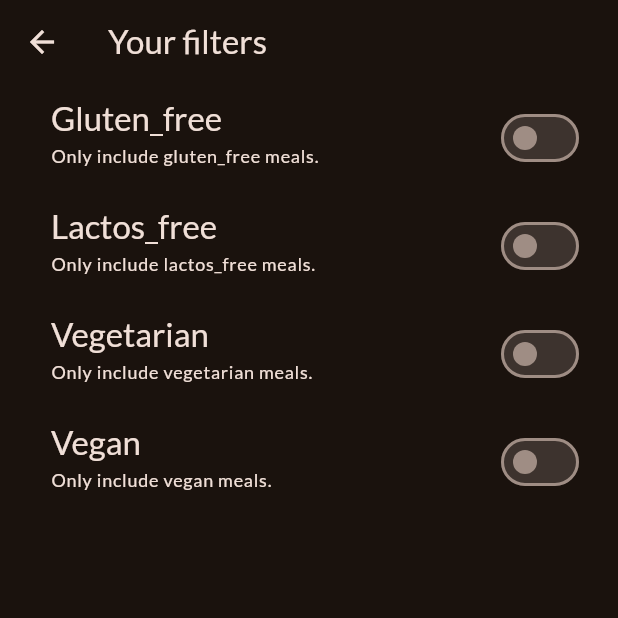
After one commit to Alaa-shibany/meals-recipes-app, a Flutter app: the FiltersScreen screen opened directly, on a phone screen of 412 x 824 dp, the top half of it. The commit adds this screen. Run offline on Flutter 3.47's test engine with Material 2 defaults, Android fonts, the phone set to English and light mode, and no system bars; our stand-ins replace google_fonts, transparent_image.

Commit message:
settings with filters

```diff
--- a/lib/main_drawer.dart
+++ b/lib/main_drawer.dart
@@ -1,7 +1,9 @@
 import 'package:flutter/material.dart';
 
 class MainDrawer extends StatelessWidget {
-  const MainDrawer({super.key});
+  const MainDrawer({super.key, required this.onSelectScren});
+
+  final void Function(String identifire) onSelectScren;
 
   @override
   Widget build(BuildContext context) {
@@ -54,7 +56,9 @@ class MainDrawer extends StatelessWidget {
                     color: Theme.of(context).colorScheme.onBackground,
                   ),
             ),
-            onTap: () {},
+            onTap: () {
+              onSelectScren('meals');
+            },
           ),
           ListTile(
             leading: Icon(
@@ -68,7 +72,9 @@ class MainDrawer extends StatelessWidget {
                     color: Theme.of(context).colorScheme.onBackground,
                   ),
             ),
-            onTap: () {},
+            onTap: () {
+              onSelectScren('filters');
+            },
           ),
         ],
       ),
--- /dev/null
+++ b/lib/screens/filters_screen.dart
@@ -0,0 +1,142 @@
+import 'package:flutter/material.dart';
+// import 'package:meals_recipes/main_drawer.dart';
+// import 'package:meals_recipes/screens/tabs_screen.dart';
+
+class FiltersScreen extends StatefulWidget {
+  const FiltersScreen({super.key});
+
+  @override
+  State<FiltersScreen> createState() => _FiltersScreenState();
+}
+
+class _FiltersScreenState extends State<FiltersScreen> {
+  var _glutenFreeFilterSet = false;
+  var _lactosFreeFilterSet = false;
+  var _vegetarianFreeFilterSet = false;
+  var _veganFreeFilterSet = false;
+
+  @override
+  Widget build(BuildContext context) {
+    return Scaffold(
+      // drawer: MainDrawer(
+      //   onSelectScren: (identifire) {
+      //     Navigator.of(context).pop();
+      //     if (identifire == 'meals') {
+      //       Navigator.of(context).pushReplacement(
+      //         MaterialPageRoute(
+      //           builder: (context) => const TabsScreen(),
+      //         ),
+      //       );
+      //     }
+      //   },
+      // ),
+      appBar: AppBar(
+        title: const Text('Your filters'),
+      ),
+      body: Column(
+        children: [
+          SwitchListTile(
+            value: _glutenFreeFilterSet,
+            onChanged: (isChecked) {
+              setState(() {
+                _glutenFreeFilterSet = isChecked;
+              });
+            },
+            title: Text(
+              'Gluten_free',
+              style: Theme.of(context).textTheme.titleLarge!.copyWith(
+                    color: Theme.of(context).colorScheme.onBackground,
+                  ),
+            ),
+            subtitle: Text(
+              'Only include gluten_free meals.',
+              style: Theme.of(context).textTheme.labelMedium!.copyWith(
+                    color: Theme.of(context).colorScheme.onBackground,
+                  ),
+            ),
+            activeColor: Theme.of(context).colorScheme.tertiary,
+            contentPadding: const EdgeInsets.only(
+              left: 34,
+              right: 22,
+            ),
+          ),
+          SwitchListTile(
+            value: _lactosFreeFilterSet,
+            onChanged: (isChecked) {
+              setState(() {
+                _lactosFreeFilterSet = isChecked;
+              });
+            },
+            title: Text(
+              'Lactos_free',
+              style: Theme.of(context).textTheme.titleLarge!.copyWith(
+                    color: Theme.of(context).colorScheme.onBackground,
+                  ),
+            ),
+            subtitle: Text(
+              'Only include lactos_free meals.',
+              style: Theme.of(context).textTheme.labelMedium!.copyWith(
+                    color: Theme.of(context).colorScheme.onBackground,
+                  ),
+            ),
+            activeColor: Theme.of(context).colorScheme.tertiary,
+            contentPadding: const EdgeInsets.only(
+              left: 34,
+              right: 22,
+            ),
+          ),
+          SwitchListTile(
+            value: _vegetarianFreeFilterSet,
+            onChanged: (isChecked) {
+              setState(() {
+                _vegetarianFreeFilterSet = isChecked;
+              });
+            },
+            title: Text(
+              'Vegetarian',
+              style: Theme.of(context).textTheme.titleLarge!.copyWith(
+                    color: Theme.of(context).colorScheme.onBackground,
+                  ),
+            ),
+            subtitle: Text(
+              'Only include vegetarian meals.',
+              style: Theme.of(context).textTheme.labelMedium!.copyWith(
+                    color: Theme.of(context).colorScheme.onBackground,
+                  ),
+            ),
+            activeColor: Theme.of(context).colorScheme.tertiary,
+            contentPadding: const EdgeInsets.only(
+              left: 34,
+              right: 22,
+            ),
+          ),
+          SwitchListTile(
+            value: _veganFreeFilterSet,
+            onChanged: (isChecked) {
+              setState(() {
+                _veganFreeFilterSet = isChecked;
+              });
+            },
+            title: Text(
+              'Vegan',
+              style: Theme.of(context).textTheme.titleLarge!.copyWith(
+                    color: Theme.of(context).colorScheme.onBackground,
+                  ),
+            ),
+            subtitle: Text(
+              'Only include vegan meals.',
+              style: Theme.of(context).textTheme.labelMedium!.copyWith(
+                    color: Theme.of(context).colorScheme.onBackground,
+                  ),
+            ),
+            activeColor: Theme.of(context).colorScheme.tertiary,
+            contentPadding: const EdgeInsets.only(
+              left: 34,
+              right: 22,
+            ),
+          )
+        ],
+      ),
+    );
+  }
+}
--- a/lib/screens/tabs_screen.dart
+++ b/lib/screens/tabs_screen.dart
@@ -2,6 +2,7 @@ import 'package:flutter/material.dart';
 import 'package:meals_recipes/main_drawer.dart';
 import 'package:meals_recipes/models/meal.dart';
 import 'package:meals_recipes/screens/categories_screen.dart';
+import 'package:meals_recipes/screens/filters_screen.dart';
 import 'package:meals_recipes/screens/meals_screen.dart';
 
 class TabsScreen extends StatefulWidget {
@@ -41,10 +42,23 @@ class _TabsScreenState extends State<TabsScreen> {
       });
       _showInfoMessage('Meal is no longer a favorite.');
     } else {
-      setState(() {
-        _favoriteMeals.add(meal);
-        _showInfoMessage('Marked as favorite.');
-      });
+      setState(
+        () {
+          _favoriteMeals.add(meal);
+          _showInfoMessage('Marked as favorite.');
+        },
+      );
+    }
+  }
+
+  void _setScreens(String identifire) {
+    Navigator.of(context).pop();
+    if (identifire == 'filters') {
+      Navigator.of(context).push(
+        MaterialPageRoute(
+          builder: (context) => const FiltersScreen(),
+        ),
+      );
     }
   }
 
@@ -62,8 +76,9 @@ class _TabsScreenState extends State<TabsScreen> {
       );
       activePageTitle = 'Your Favorites';
     }
+
     return Scaffold(
-      drawer: const MainDrawer(),
+      drawer: MainDrawer(onSelectScren: _setScreens),
       appBar: AppBar(
         title: Text(activePageTitle),
       ),
```
